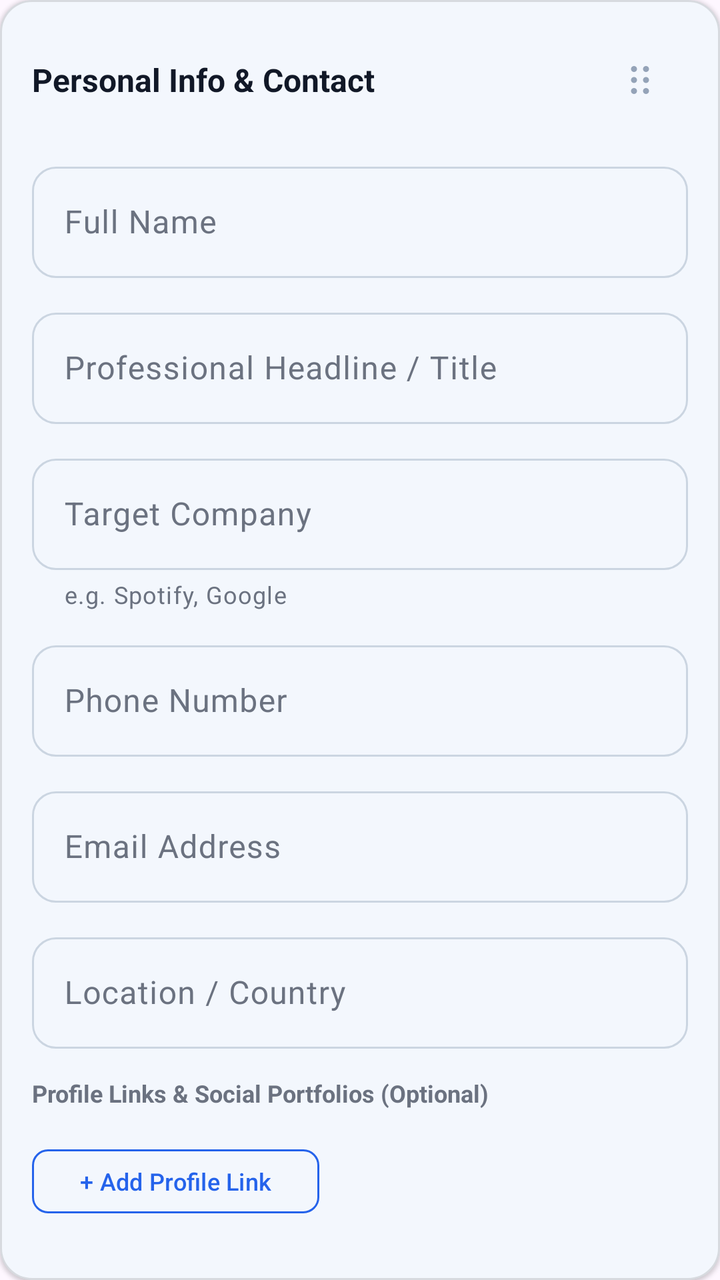
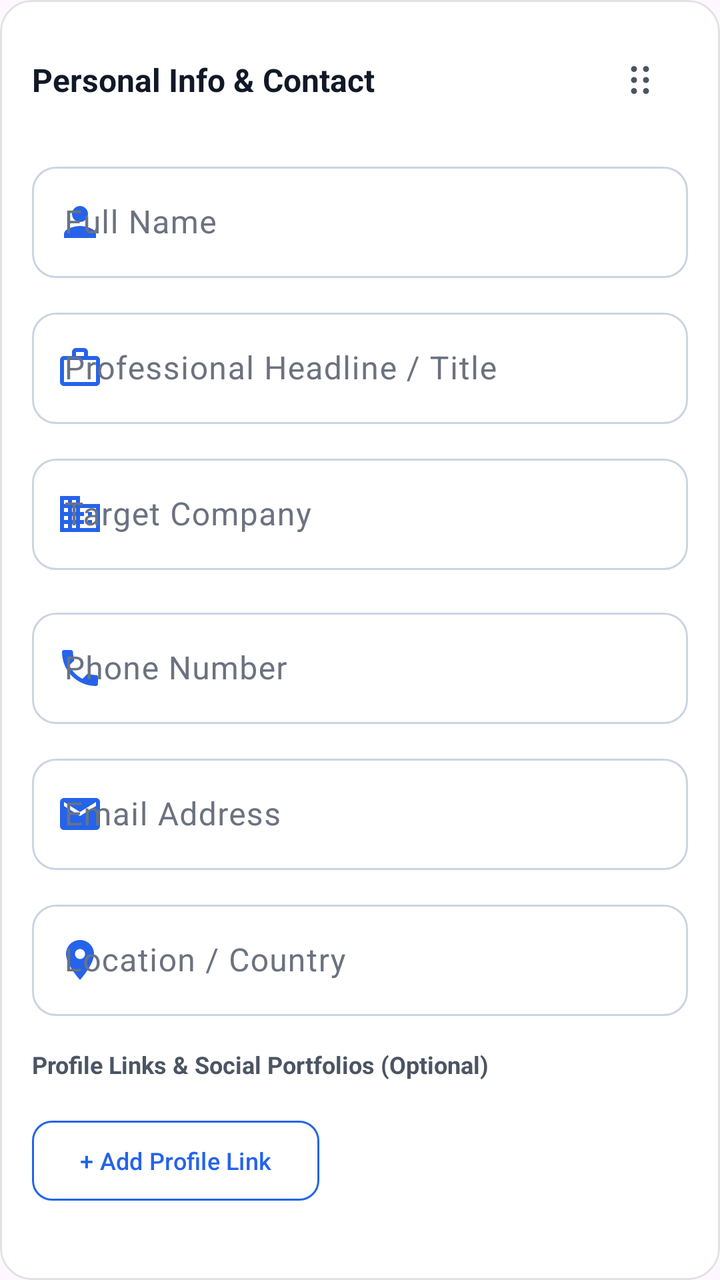

Screens rendered from an Android XML layout before and after an edit, with the pre-edit source and the edit as a unified diff.
<!-- AndroidManifest.xml: application theme Theme.MyApplication -->
<!-- res/layout/item_personal_info.xml -->
<?xml version="1.0" encoding="utf-8"?>
<com.google.android.material.card.MaterialCardView xmlns:android="http://schemas.android.com/apk/res/android"
    xmlns:app="http://schemas.android.com/apk/res-auto"
    android:layout_width="match_parent"
    android:layout_height="wrap_content"
    android:layout_marginBottom="16dp"
    app:cardBackgroundColor="@color/app_surface"
    app:cardCornerRadius="16dp"
    app:cardElevation="1dp"
    app:strokeColor="@color/app_border"
    app:strokeWidth="1dp">

    <LinearLayout
        android:layout_width="match_parent"
        android:layout_height="wrap_content"
        android:orientation="vertical"
        android:padding="16dp">

        
        <RelativeLayout
            android:layout_width="match_parent"
            android:layout_height="wrap_content"
            android:layout_marginBottom="14dp">

            <TextView
                android:id="@+id/tvSectionTitle"
                android:layout_width="wrap_content"
                android:layout_height="wrap_content"
                android:layout_alignParentStart="true"
                android:layout_centerVertical="true"
                android:text="@string/personal_info_contact"
                android:textColor="@color/app_text_primary"
                android:textSize="16sp"
                android:textStyle="bold" />

            <ImageView
                android:id="@+id/ivDragHandle"
                android:layout_width="48dp"
                android:layout_height="48dp"
                android:layout_alignParentEnd="true"
                android:layout_centerVertical="true"
                android:background="?attr/selectableItemBackgroundBorderless"
                android:contentDescription="Drag to reorder section"
                android:padding="12dp"
                android:src="@drawable/ic_drag_handle" />

        </RelativeLayout>

        
        <com.google.android.material.textfield.TextInputLayout
            android:id="@+id/tilFullName"
            style="@style/Widget.Material3.TextInputLayout.OutlinedBox"
            android:layout_width="match_parent"
            android:layout_height="wrap_content"
            android:layout_marginBottom="12dp"
            android:hint="@string/hint_full_name"
            app:boxCornerRadiusBottomEnd="12dp"
            app:boxCornerRadiusBottomStart="12dp"
            app:boxCornerRadiusTopEnd="12dp"
            app:boxCornerRadiusTopStart="12dp">

            <com.google.android.material.textfield.TextInputEditText
                android:id="@+id/etFullName"
                android:layout_width="match_parent"
                android:layout_height="wrap_content"
                android:imeOptions="actionNext"
                android:inputType="textPersonName|textCapWords"
                android:maxLines="1"
                android:textColor="@color/app_text_primary" />

        </com.google.android.material.textfield.TextInputLayout>

        
        <com.google.android.material.textfield.TextInputLayout
            android:id="@+id/tilJobTitle"
            style="@style/Widget.Material3.TextInputLayout.OutlinedBox"
            android:layout_width="match_parent"
            android:layout_height="wrap_content"
            android:layout_marginBottom="12dp"
            android:hint="@string/hint_job_title"
            app:boxCornerRadiusBottomEnd="12dp"
            app:boxCornerRadiusBottomStart="12dp"
            app:boxCornerRadiusTopEnd="12dp"
            app:boxCornerRadiusTopStart="12dp">

            <com.google.android.material.textfield.TextInputEditText
                android:id="@+id/etJobTitle"
                android:layout_width="match_parent"
                android:layout_height="wrap_content"
                android:imeOptions="actionNext"
                android:inputType="textCapWords"
                android:maxLines="1"
                android:textColor="@color/app_text_primary" />

        </com.google.android.material.textfield.TextInputLayout>

        
        <com.google.android.material.textfield.TextInputLayout
            android:id="@+id/tilTargetCompany"
            style="@style/Widget.Material3.TextInputLayout.OutlinedBox"
            android:layout_width="match_parent"
            android:layout_height="wrap_content"
            android:layout_marginBottom="12dp"
            android:hint="@string/hint_target_company"
            app:helperText="@string/helper_target_company"
            app:helperTextEnabled="true"
            app:boxCornerRadiusBottomEnd="12dp"
            app:boxCornerRadiusBottomStart="12dp"
            app:boxCornerRadiusTopEnd="12dp"
            app:boxCornerRadiusTopStart="12dp">

            <com.google.android.material.textfield.TextInputEditText
                android:id="@+id/etTargetCompany"
                android:layout_width="match_parent"
                android:layout_height="wrap_content"
                android:imeOptions="actionNext"
                android:inputType="textCapWords"
                android:maxLines="1"
                android:textColor="@color/app_text_primary" />

        </com.google.android.material.textfield.TextInputLayout>

        
        <com.google.android.material.textfield.TextInputLayout
            android:id="@+id/tilPhone"
            style="@style/Widget.Material3.TextInputLayout.OutlinedBox"
            android:layout_width="match_parent"
            android:layout_height="wrap_content"
            android:layout_marginBottom="12dp"
            android:hint="@string/hint_phone"
            app:boxCornerRadiusBottomEnd="12dp"
            app:boxCornerRadiusBottomStart="12dp"
            app:boxCornerRadiusTopEnd="12dp"
            app:boxCornerRadiusTopStart="12dp">

            <com.google.android.material.textfield.TextInputEditText
                android:id="@+id/etPhone"
                android:layout_width="match_parent"
                android:layout_height="wrap_content"
                android:imeOptions="actionNext"
                android:inputType="phone"
                android:maxLines="1"
                android:textColor="@color/app_text_primary" />

        </com.google.android.material.textfield.TextInputLayout>

        
        <com.google.android.material.textfield.TextInputLayout
            android:id="@+id/tilEmail"
            style="@style/Widget.Material3.TextInputLayout.OutlinedBox"
            android:layout_width="match_parent"
            android:layout_height="wrap_content"
            android:layout_marginBottom="12dp"
            android:hint="@string/hint_email"
            app:boxCornerRadiusBottomEnd="12dp"
            app:boxCornerRadiusBottomStart="12dp"
            app:boxCornerRadiusTopEnd="12dp"
            app:boxCornerRadiusTopStart="12dp">

            <com.google.android.material.textfield.TextInputEditText
                android:id="@+id/etEmail"
                android:layout_width="match_parent"
                android:layout_height="wrap_content"
                android:imeOptions="actionNext"
                android:inputType="textEmailAddress"
                android:maxLines="1"
                android:textColor="@color/app_text_primary" />

        </com.google.android.material.textfield.TextInputLayout>

        
        <com.google.android.material.textfield.TextInputLayout
            android:id="@+id/tilLocation"
            style="@style/Widget.Material3.TextInputLayout.OutlinedBox"
            android:layout_width="match_parent"
            android:layout_height="wrap_content"
            android:layout_marginBottom="14dp"
            android:hint="@string/hint_location"
            app:boxCornerRadiusBottomEnd="12dp"
            app:boxCornerRadiusBottomStart="12dp"
            app:boxCornerRadiusTopEnd="12dp"
            app:boxCornerRadiusTopStart="12dp">

            <com.google.android.material.textfield.TextInputEditText
                android:id="@+id/etLocation"
                android:layout_width="match_parent"
                android:layout_height="wrap_content"
                android:imeOptions="actionDone"
                android:inputType="textCapWords"
                android:maxLines="1"
                android:textColor="@color/app_text_primary" />

        </com.google.android.material.textfield.TextInputLayout>

        
        <TextView
            android:layout_width="wrap_content"
            android:layout_height="wrap_content"
            android:layout_marginBottom="8dp"
            android:text="@string/header_profile_links"
            android:textColor="@color/app_text_muted"
            android:textSize="12sp"
            android:textStyle="bold" />

        
        <LinearLayout
            android:id="@+id/llProfileLinks"
            android:layout_width="match_parent"
            android:layout_height="wrap_content"
            android:orientation="vertical"
            android:layout_marginBottom="8dp" />

        <com.google.android.material.button.MaterialButton
            android:id="@+id/btnAddProfileLink"
            style="?attr/materialButtonOutlinedStyle"
            android:layout_width="wrap_content"
            android:layout_height="40dp"
            android:text="@string/action_add_profile_link"
            android:textSize="12sp"
            app:cornerRadius="8dp"
            app:strokeColor="@color/app_primary" />

    </LinearLayout>

</com.google.android.material.card.MaterialCardView>
<!-- resources referenced by this layout -->
<resources>
  <!-- drawable ic_drag_handle (drawable) -->
  <vector xmlns:android="http://schemas.android.com/apk/res/android"
      android:width="24dp"
      android:height="24dp"
      android:viewportWidth="24"
      android:viewportHeight="24">
      
      <path
          android:fillColor="#94A3B8"
          android:pathData="M9,5a1.5,1.5 0 1,1 0,3 1.5,1.5 0 0,1 0,-3zM9,10.5a1.5,1.5 0 1,1 0,3 1.5,1.5 0 0,1 0,-3zM9,16a1.5,1.5 0 1,1 0,3 1.5,1.5 0 0,1 0,-3zM15,5a1.5,1.5 0 1,1 0,3 1.5,1.5 0 0,1 0,-3zM15,10.5a1.5,1.5 0 1,1 0,3 1.5,1.5 0 0,1 0,-3zM15,16a1.5,1.5 0 1,1 0,3 1.5,1.5 0 0,1 0,-3z" />
  </vector>
  <string name="helper_target_company">e.g. Spotify, Google</string>
  <!-- unchanged entries left out for length: 24 -->
</resources>

<!-- the commit's change to res/layout/item_personal_info.xml (unified diff, before → after) -->
@@ -1,14 +1,17 @@
 <?xml version="1.0" encoding="utf-8"?>
 <com.google.android.material.card.MaterialCardView xmlns:android="http://schemas.android.com/apk/res/android"
     xmlns:app="http://schemas.android.com/apk/res-auto"
+    xmlns:tools="http://schemas.android.com/tools"
     android:layout_width="match_parent"
     android:layout_height="wrap_content"
     android:layout_marginBottom="16dp"
     app:cardBackgroundColor="@color/app_surface"
     app:cardCornerRadius="16dp"
-    app:cardElevation="1dp"
+    app:cardElevation="0dp"
     app:strokeColor="@color/app_border"
-    app:strokeWidth="1dp">
+    app:strokeWidth="1dp"
+    tools:showIn="@layout/activity_structure_verification"
+    tools:ignore="SystemUIOverlay,VisualLintTextFieldSize,WideTextField,VisualLintBounds,VisualLintOverlap,VisualLintSystemWindow,VisualLintSystemUi,VisualLintSystemUI,VisualLintSystemWindowInsets">
 
     <LinearLayout
         android:layout_width="match_parent"
@@ -27,11 +30,14 @@
                 android:layout_width="wrap_content"
                 android:layout_height="wrap_content"
                 android:layout_alignParentStart="true"
+                android:layout_toStartOf="@id/ivDragHandle"
+                android:layout_marginEnd="8dp"
                 android:layout_centerVertical="true"
                 android:text="@string/personal_info_contact"
                 android:textColor="@color/app_text_primary"
                 android:textSize="16sp"
-                android:textStyle="bold" />
+                android:textStyle="bold"
+                tools:ignore="SystemUIOverlay,VisualLintBounds,VisualLintOverlap,VisualLintSystemWindow,VisualLintSystemUi,VisualLintSystemUI,VisualLintSystemWindowInsets" />
 
             <ImageView
                 android:id="@+id/ivDragHandle"
@@ -40,12 +46,14 @@
                 android:layout_alignParentEnd="true"
                 android:layout_centerVertical="true"
                 android:background="?attr/selectableItemBackgroundBorderless"
-                android:contentDescription="Drag to reorder section"
+                android:contentDescription="@string/cd_drag_reorder_section"
                 android:padding="12dp"
-                android:src="@drawable/ic_drag_handle" />
+                android:src="@drawable/ic_drag_handle"
+                app:tint="@color/app_text_secondary" />
 
         </RelativeLayout>
 
+        
         
         <com.google.android.material.textfield.TextInputLayout
             android:id="@+id/tilFullName"
@@ -54,19 +62,24 @@
             android:layout_height="wrap_content"
             android:layout_marginBottom="12dp"
             android:hint="@string/hint_full_name"
-            app:boxCornerRadiusBottomEnd="12dp"
-            app:boxCornerRadiusBottomStart="12dp"
-            app:boxCornerRadiusTopEnd="12dp"
-            app:boxCornerRadiusTopStart="12dp">
+            app:startIconDrawable="@drawable/ic_person"
+            app:startIconTint="@color/app_primary"
+            app:boxCornerRadiusBottomEnd="12dp"
+            app:boxCornerRadiusBottomStart="12dp"
+            app:boxCornerRadiusTopEnd="12dp"
+            app:boxCornerRadiusTopStart="12dp"
+            tools:ignore="VisualLintTextFieldSize,WideTextField">
 
             <com.google.android.material.textfield.TextInputEditText
                 android:id="@+id/etFullName"
                 android:layout_width="match_parent"
                 android:layout_height="wrap_content"
+                android:maxWidth="488dp"
                 android:imeOptions="actionNext"
                 android:inputType="textPersonName|textCapWords"
                 android:maxLines="1"
-                android:textColor="@color/app_text_primary" />
+                android:textColor="@color/app_text_primary"
+                tools:ignore="SystemUIOverlay,VisualLintTextFieldSize,WideTextField,DuplicateSpeakableTextCheck,VisualLintSystemUi,VisualLintSystemUI,VisualLintSystemWindowInsets" />
 
         </com.google.android.material.textfield.TextInputLayout>
 
@@ -78,19 +91,24 @@
             android:layout_height="wrap_content"
             android:layout_marginBottom="12dp"
             android:hint="@string/hint_job_title"
-            app:boxCornerRadiusBottomEnd="12dp"
-            app:boxCornerRadiusBottomStart="12dp"
-            app:boxCornerRadiusTopEnd="12dp"
-            app:boxCornerRadiusTopStart="12dp">
+            app:startIconDrawable="@drawable/ic_work"
+            app:startIconTint="@color/app_primary"
+            app:boxCornerRadiusBottomEnd="12dp"
+            app:boxCornerRadiusBottomStart="12dp"
+            app:boxCornerRadiusTopEnd="12dp"
+            app:boxCornerRadiusTopStart="12dp"
+            tools:ignore="VisualLintTextFieldSize,WideTextField">
 
             <com.google.android.material.textfield.TextInputEditText
                 android:id="@+id/etJobTitle"
                 android:layout_width="match_parent"
                 android:layout_height="wrap_content"
+                android:maxWidth="488dp"
                 android:imeOptions="actionNext"
                 android:inputType="textCapWords"
                 android:maxLines="1"
-                android:textColor="@color/app_text_primary" />
+                android:textColor="@color/app_text_primary"
+                tools:ignore="SystemUIOverlay,VisualLintTextFieldSize,WideTextField,DuplicateSpeakableTextCheck,VisualLintSystemUi,VisualLintSystemUI,VisualLintSystemWindowInsets" />
 
         </com.google.android.material.textfield.TextInputLayout>
 
@@ -100,26 +118,30 @@
             style="@style/Widget.Material3.TextInputLayout.OutlinedBox"
             android:layout_width="match_parent"
             android:layout_height="wrap_content"
-            android:layout_marginBottom="12dp"
+            android:layout_marginBottom="16dp"
             android:hint="@string/hint_target_company"
-            app:helperText="@string/helper_target_company"
-            app:helperTextEnabled="true"
-            app:boxCornerRadiusBottomEnd="12dp"
-            app:boxCornerRadiusBottomStart="12dp"
-            app:boxCornerRadiusTopEnd="12dp"
-            app:boxCornerRadiusTopStart="12dp">
+            app:startIconDrawable="@drawable/ic_business"
+            app:startIconTint="@color/app_primary"
+            app:boxCornerRadiusBottomEnd="12dp"
+            app:boxCornerRadiusBottomStart="12dp"
+            app:boxCornerRadiusTopEnd="12dp"
+            app:boxCornerRadiusTopStart="12dp"
+            tools:ignore="VisualLintTextFieldSize,WideTextField">
 
             <com.google.android.material.textfield.TextInputEditText
                 android:id="@+id/etTargetCompany"
                 android:layout_width="match_parent"
                 android:layout_height="wrap_content"
+                android:maxWidth="488dp"
                 android:imeOptions="actionNext"
                 android:inputType="textCapWords"
                 android:maxLines="1"
-                android:textColor="@color/app_text_primary" />
-
-        </com.google.android.material.textfield.TextInputLayout>
-
+                android:textColor="@color/app_text_primary"
+                tools:ignore="SystemUIOverlay,VisualLintTextFieldSize,WideTextField,DuplicateSpeakableTextCheck,VisualLintSystemUi,VisualLintSystemUI,VisualLintSystemWindowInsets" />
+
+        </com.google.android.material.textfield.TextInputLayout>
+
+        
         
         <com.google.android.material.textfield.TextInputLayout
             android:id="@+id/tilPhone"
@@ -128,19 +150,24 @@
             android:layout_height="wrap_content"
             android:layout_marginBottom="12dp"
             android:hint="@string/hint_phone"
-            app:boxCornerRadiusBottomEnd="12dp"
-            app:boxCornerRadiusBottomStart="12dp"
-            app:boxCornerRadiusTopEnd="12dp"
-            app:boxCornerRadiusTopStart="12dp">
+            app:startIconDrawable="@drawable/ic_phone"
+            app:startIconTint="@color/app_primary"
+            app:boxCornerRadiusBottomEnd="12dp"
+            app:boxCornerRadiusBottomStart="12dp"
+            app:boxCornerRadiusTopEnd="12dp"
+            app:boxCornerRadiusTopStart="12dp"
+            tools:ignore="VisualLintTextFieldSize,WideTextField">
 
             <com.google.android.material.textfield.TextInputEditText
                 android:id="@+id/etPhone"
                 android:layout_width="match_parent"
                 android:layout_height="wrap_content"
+                android:maxWidth="488dp"
                 android:imeOptions="actionNext"
                 android:inputType="phone"
                 android:maxLines="1"
-                android:textColor="@color/app_text_primary" />
+                android:textColor="@color/app_text_primary"
+                tools:ignore="SystemUIOverlay,VisualLintTextFieldSize,WideTextField,DuplicateSpeakableTextCheck,VisualLintSystemUi,VisualLintSystemUI,VisualLintSystemWindowInsets" />
 
         </com.google.android.material.textfield.TextInputLayout>
 
@@ -152,19 +179,24 @@
             android:layout_height="wrap_content"
             android:layout_marginBottom="12dp"
             android:hint="@string/hint_email"
-            app:boxCornerRadiusBottomEnd="12dp"
-            app:boxCornerRadiusBottomStart="12dp"
-            app:boxCornerRadiusTopEnd="12dp"
-            app:boxCornerRadiusTopStart="12dp">
+            app:startIconDrawable="@drawable/ic_email"
+            app:startIconTint="@color/app_primary"
+            app:boxCornerRadiusBottomEnd="12dp"
+            app:boxCornerRadiusBottomStart="12dp"
+            app:boxCornerRadiusTopEnd="12dp"
+            app:boxCornerRadiusTopStart="12dp"
+            tools:ignore="VisualLintTextFieldSize,WideTextField">
 
             <com.google.android.material.textfield.TextInputEditText
                 android:id="@+id/etEmail"
                 android:layout_width="match_parent"
                 android:layout_height="wrap_content"
+                android:maxWidth="488dp"
                 android:imeOptions="actionNext"
                 android:inputType="textEmailAddress"
                 android:maxLines="1"
-                android:textColor="@color/app_text_primary" />
+                android:textColor="@color/app_text_primary"
+                tools:ignore="SystemUIOverlay,VisualLintTextFieldSize,WideTextField,DuplicateSpeakableTextCheck,VisualLintSystemUi,VisualLintSystemUI,VisualLintSystemWindowInsets" />
 
         </com.google.android.material.textfield.TextInputLayout>
 
@@ -174,21 +206,26 @@
             style="@style/Widget.Material3.TextInputLayout.OutlinedBox"
             android:layout_width="match_parent"
             android:layout_height="wrap_content"
-            android:layout_marginBottom="14dp"
+            android:layout_marginBottom="16dp"
             android:hint="@string/hint_location"
-            app:boxCornerRadiusBottomEnd="12dp"
-            app:boxCornerRadiusBottomStart="12dp"
-            app:boxCornerRadiusTopEnd="12dp"
-            app:boxCornerRadiusTopStart="12dp">
+            app:startIconDrawable="@drawable/ic_place"
+            app:startIconTint="@color/app_primary"
+            app:boxCornerRadiusBottomEnd="12dp"
+            app:boxCornerRadiusBottomStart="12dp"
+            app:boxCornerRadiusTopEnd="12dp"
+            app:boxCornerRadiusTopStart="12dp"
+            tools:ignore="VisualLintTextFieldSize,WideTextField">
 
             <com.google.android.material.textfield.TextInputEditText
                 android:id="@+id/etLocation"
                 android:layout_width="match_parent"
                 android:layout_height="wrap_content"
+                android:maxWidth="488dp"
                 android:imeOptions="actionDone"
                 android:inputType="textCapWords"
                 android:maxLines="1"
-                android:textColor="@color/app_text_primary" />
+                android:textColor="@color/app_text_primary"
+                tools:ignore="SystemUIOverlay,VisualLintTextFieldSize,WideTextField,DuplicateSpeakableTextCheck,VisualLintSystemUi,VisualLintSystemUI,VisualLintSystemWindowInsets" />
 
         </com.google.android.material.textfield.TextInputLayout>
 
@@ -198,9 +235,10 @@
             android:layout_height="wrap_content"
             android:layout_marginBottom="8dp"
             android:text="@string/header_profile_links"
-            android:textColor="@color/app_text_muted"
+            android:textColor="@color/app_text_secondary"
             android:textSize="12sp"
-            android:textStyle="bold" />
+            android:textStyle="bold"
+            tools:ignore="SystemUIOverlay,VisualLintBounds,VisualLintOverlap,VisualLintSystemWindow,VisualLintSystemUi,VisualLintSystemUI,VisualLintSystemWindowInsets" />
 
         
         <LinearLayout
@@ -214,12 +252,64 @@
             android:id="@+id/btnAddProfileLink"
             style="?attr/materialButtonOutlinedStyle"
             android:layout_width="wrap_content"
-            android:layout_height="40dp"
+            android:layout_height="wrap_content"
+            android:minHeight="48dp"
             android:text="@string/action_add_profile_link"
             android:textSize="12sp"
-            app:cornerRadius="8dp"
-            app:strokeColor="@color/app_primary" />
+            app:cornerRadius="10dp"
+            app:strokeColor="@color/app_primary"
+            tools:ignore="SystemUIOverlay,VisualLintBounds,VisualLintOverlap,VisualLintSystemWindow,VisualLintSystemUi,VisualLintSystemUI,VisualLintSystemWindowInsets" />
 
     </LinearLayout>
 
 </com.google.android.material.card.MaterialCardView>
+<!-- res/layout/activity_structure_verification.xml (included above) -->
+<?xml version="1.0" encoding="utf-8"?>
+<androidx.coordinatorlayout.widget.CoordinatorLayout xmlns:android="http://schemas.android.com/apk/res/android"
+    xmlns:app="http://schemas.android.com/apk/res-auto"
+    xmlns:tools="http://schemas.android.com/tools"
+    android:id="@+id/rootCoordinator"
+    android:layout_width="match_parent"
+    android:layout_height="match_parent"
+    android:background="@color/app_background"
+    android:fitsSystemWindows="true">
+
+    <com.google.android.material.appbar.AppBarLayout
+        android:id="@+id/appBarLayout"
+        android:layout_width="match_parent"
+        android:layout_height="wrap_content"
+        android:background="@color/app_background"
+        android:fitsSystemWindows="true"
+        android:stateListAnimator="@null"
+        app:elevation="0dp"
+        app:liftOnScroll="false">
+
+        <com.google.android.material.appbar.MaterialToolbar
+            android:id="@+id/toolbar"
+            android:layout_width="match_parent"
+            android:layout_height="?attr/actionBarSize"
+            android:background="@android:color/transparent"
+            app:elevation="0dp"
+            app:navigationIcon="@drawable/ic_arrow_back"
+            app:navigationContentDescription="Back"
+            app:title="Structure Verification"
+            app:titleTextAppearance="@style/TextAppearance.Material3.TitleMedium"
+            app:contentInsetEnd="16dp"
+            app:contentInsetEndWithActions="16dp"
+            app:menu="@menu/menu_structure_verification" />
+
+    </com.google.android.material.appbar.AppBarLayout>
+
+    <androidx.recyclerview.widget.RecyclerView
+        android:id="@+id/rvSections"
+        android:layout_width="match_parent"
+        android:layout_height="match_parent"
+        android:clipToPadding="false"
+        android:paddingStart="14dp"
+        android:paddingEnd="14dp"
+        android:paddingTop="0dp"
+        android:paddingBottom="56dp"
+        app:layout_behavior="@string/appbar_scrolling_view_behavior"
+        tools:listitem="@layout/item_personal_info" />
+
+</androidx.coordinatorlayout.widget.CoordinatorLayout>
<!-- resource entries referenced after the edit -->
@@ -1,5 +1,26 @@
 <!-- resources referenced by this layout -->
 <resources>
+  <color name="app_text_secondary">#4B5563</color>
+  <!-- drawable ic_arrow_back (drawable) -->
+  <vector xmlns:android="http://schemas.android.com/apk/res/android"
+      android:width="24dp"
+      android:height="24dp"
+      android:viewportWidth="24"
+      android:viewportHeight="24">
+      <path
+          android:fillColor="?attr/colorControlNormal"
+          android:pathData="M20,11H7.83l5.59,-5.59L12,4l-8,8 8,8 1.41,-1.41L7.83,13H20v-2z" />
+  </vector>
+  <!-- drawable ic_business (drawable) -->
+  <vector xmlns:android="http://schemas.android.com/apk/res/android"
+      android:width="24dp"
+      android:height="24dp"
+      android:viewportWidth="24"
+      android:viewportHeight="24">
+      <path
+          android:fillColor="@color/app_primary"
+          android:pathData="M12,7V3H2v18h20V7H12zM6,19H4v-2h2V19zM6,15H4v-2h2V15zM6,11H4V9h2V11zM6,7H4V5h2V7zM10,19H8v-2h2V19zM10,15H8v-2h2V15zM10,11H8V9h2V11zM10,7H8V5h2V7zM20,19h-8v-2h2v-2h-2v-2h2v-2h-2V9h8V19zM18,11h-2v2h2V11zM18,15h-2v2h2V15z" />
+  </vector>
   <!-- drawable ic_drag_handle (drawable) -->
   <vector xmlns:android="http://schemas.android.com/apk/res/android"
       android:width="24dp"
@@ -8,10 +29,60 @@
       android:viewportHeight="24">
       
       <path
-          android:fillColor="#94A3B8"
+          android:fillColor="@color/app_text_secondary"
           android:pathData="M9,5a1.5,1.5 0 1,1 0,3 1.5,1.5 0 0,1 0,-3zM9,10.5a1.5,1.5 0 1,1 0,3 1.5,1.5 0 0,1 0,-3zM9,16a1.5,1.5 0 1,1 0,3 1.5,1.5 0 0,1 0,-3zM15,5a1.5,1.5 0 1,1 0,3 1.5,1.5 0 0,1 0,-3zM15,10.5a1.5,1.5 0 1,1 0,3 1.5,1.5 0 0,1 0,-3zM15,16a1.5,1.5 0 1,1 0,3 1.5,1.5 0 0,1 0,-3z" />
   </vector>
-  <string name="helper_target_company">e.g. Spotify, Google</string>
+  <!-- drawable ic_email (drawable) -->
+  <vector xmlns:android="http://schemas.android.com/apk/res/android"
+      android:width="24dp"
+      android:height="24dp"
+      android:viewportWidth="24"
+      android:viewportHeight="24">
+      <path
+          android:fillColor="@color/app_primary"
+          android:pathData="M20,4H4c-1.1,0 -1.99,0.9 -1.99,2L2,18c0,1.1 0.9,2 2,2h16c1.1,0 2,-0.9 2,-2V6c0,-1.1 -0.9,-2 -2,-2zm0,4l-8,5 -8,-5V6l8,5 8,-5v2z" />
+  </vector>
+  <!-- drawable ic_person (drawable) -->
+  <vector xmlns:android="http://schemas.android.com/apk/res/android"
+      android:width="24dp"
+      android:height="24dp"
+      android:viewportWidth="24"
+      android:viewportHeight="24">
+      <path
+          android:fillColor="@color/app_primary"
+          android:pathData="M12,12c2.21,0 4,-1.79 4,-4s-1.79,-4 -4,-4 -4,1.79 -4,4 1.79,4 4,4zM12,14c-2.67,0 -8,1.34 -8,4v2h16v-2c0,-2.66 -5.33,-4 -8,-4z" />
+  </vector>
+  <!-- drawable ic_phone (drawable) -->
+  <vector xmlns:android="http://schemas.android.com/apk/res/android"
+      android:width="24dp"
+      android:height="24dp"
+      android:viewportWidth="24"
+      android:viewportHeight="24">
+      <path
+          android:fillColor="@color/app_primary"
+          android:pathData="M6.62,10.79C8.06,13.62 10.38,15.94 13.21,17.38L15.41,15.18C15.69,14.9 16.08,14.82 16.43,14.93C17.55,15.3 18.75,15.5 20,15.5C20.55,15.5 21,15.95 21,16.5V20C21,20.55 20.55,21 20,21C10.61,21 3,13.39 3,4C3,3.45 3.45,3 4,3H7.5C8.05,3 8.5,3.45 8.5,4C8.5,5.25 8.7,6.45 9.07,7.57C9.18,7.92 9.1,8.31 8.82,8.59L6.62,10.79Z" />
+  </vector>
+  <!-- drawable ic_place (drawable) -->
+  <vector xmlns:android="http://schemas.android.com/apk/res/android"
+      android:width="24dp"
+      android:height="24dp"
+      android:viewportWidth="24"
+      android:viewportHeight="24">
+      <path
+          android:fillColor="@color/app_primary"
+          android:pathData="M12,2C8.13,2 5,5.13 5,9c0,5.25 7,13 7,13s7,-7.75 7,-13c0,-3.87 -3.13,-7 -7,-7zm0,9.5c-1.38,0 -2.5,-1.12 -2.5,-2.5s1.12,-2.5 2.5,-2.5 2.5,1.12 2.5,2.5 -1.12,2.5 -2.5,2.5z" />
+  </vector>
+  <!-- drawable ic_work (drawable) -->
+  <vector xmlns:android="http://schemas.android.com/apk/res/android"
+      android:width="24dp"
+      android:height="24dp"
+      android:viewportWidth="24"
+      android:viewportHeight="24">
+      <path
+          android:fillColor="@color/app_primary"
+          android:pathData="M20,6h-4V4c0,-1.11 -0.89,-2 -2,-2h-4c-1.11,0 -2,0.89 -2,2v2H4c-1.11,0 -1.99,0.89 -1.99,2L2,19c0,1.11 0.89,2 2,2h16c1.11,0 2,-0.89 2,-2V8c0,-1.11 -0.89,-2 -2,-2zM10,4h4v2h-4V4zm10,15H4V8h16v11z" />
+  </vector>
+  <string name="cd_drag_reorder_section">Drag to reorder section</string>
   <!-- unchanged entries left out for length: 24 -->
 </resources>
 
